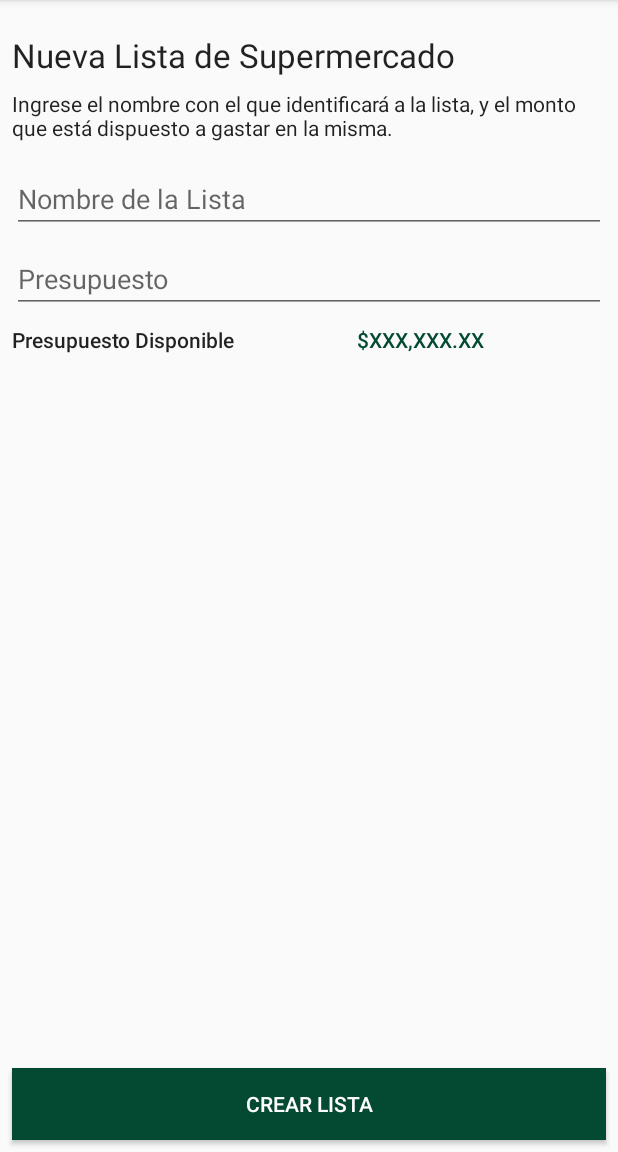
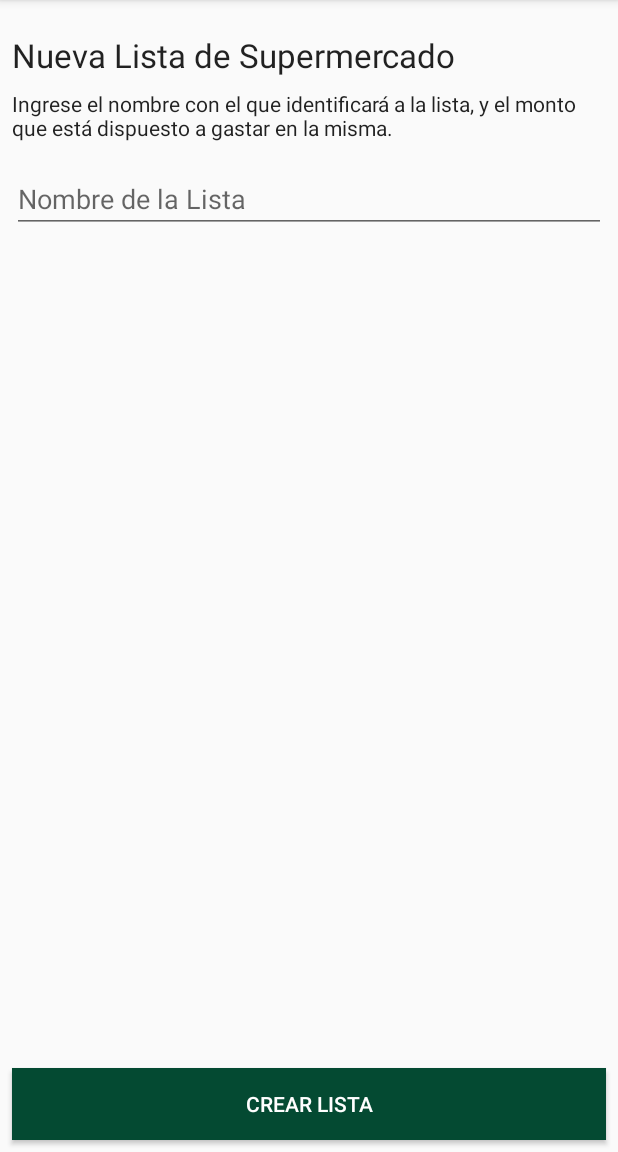
Before and after one commit to Marcelo1706/MyBudget, an Android app: the fragment Super2Fragment placed in its activity, on a phone screen of 412 x 824 dp, the part 84-1236 px from its top. Run offline under Robolectric (Android 15) with nearby library versions, the phone set to English and light mode, and no system bars.

Commit message:
- Variables de sesion para id_pago, id_gasto y id_lista - Agregar y consultar listas de super

```diff
--- a/app/src/main/java/com/comfycraft/mybudget/fragments/Super2Fragment.java
+++ b/app/src/main/java/com/comfycraft/mybudget/fragments/Super2Fragment.java
@@ -8,8 +8,11 @@ import android.view.LayoutInflater;
 import android.view.View;
 import android.view.ViewGroup;
 import android.widget.Button;
+import android.widget.EditText;
+import android.widget.Toast;
 
 import com.comfycraft.mybudget.R;
+import com.comfycraft.mybudget.utilidades.Crud;
 import com.comfycraft.mybudget.utilidades.Sesiones;
 
 public class Super2Fragment extends Fragment {
@@ -22,6 +25,11 @@ public class Super2Fragment extends Fragment {
     private String password;
     private String id_periodo;
 
+    public View view;
+    //Controles
+    Button agregarLista;
+    EditText nombreLista;
+
     @Nullable
     @Override
     public View onCreateView(LayoutInflater inflater, @Nullable ViewGroup container, @Nullable Bundle savedInstanceState) {
@@ -32,6 +40,42 @@ public class Super2Fragment extends Fragment {
         password = session.getPassword();
         id_periodo = session.getIdPeriodo();
 
-        return inflater.inflate(R.layout.fragment_supermercado_2, container, false);
+        view = inflater.inflate(R.layout.fragment_supermercado_2, container, false);
+
+        agregarLista = view.findViewById(R.id.nv_lista_super2);
+        agregarLista.setOnClickListener(new View.OnClickListener() {
+            @Override
+            public void onClick(View v) {
+                registrarLista(view);
+            }
+        });
+        return view;
+    }
+
+    public void registrarLista(View view){
+        nombreLista = view.findViewById(R.id.nombre_lista);
+        String nombre = nombreLista.getText().toString();
+
+        //Validacion
+        if(nombre.isEmpty()){
+            Toast.makeText(getContext(),"Escriba un nombre para la lista",Toast.LENGTH_SHORT).show();
+        }else{
+            String[] campos = new String[]{"nombre","id_periodo"};
+            String[] valores = new String[]{nombre,id_periodo};
+            Crud crud = new Crud(getContext());
+            long resultado = crud.Insert("listaSuper",campos,valores);
+            if(resultado > 0){
+                Toast.makeText(getContext(),"Lista creada correctamente",Toast.LENGTH_SHORT).show();
+                Fragment super1 = new Super1Fragment();
+                FragmentTransaction transaction = getFragmentManager().beginTransaction();
+                transaction
+                        .replace(R.id.fragment_container,super1)
+                        .addToBackStack(null)
+                        .setTransition(FragmentTransaction.TRANSIT_FRAGMENT_OPEN)
+                        .commit();
+            }else{
+                Toast.makeText(getContext(),"Ocurrio un error",Toast.LENGTH_SHORT).show();
+            }
+        }
     }
 }
--- a/app/src/main/java/com/comfycraft/mybudget/utilidades/AdminSQLiteOpenHelper.java
+++ b/app/src/main/java/com/comfycraft/mybudget/utilidades/AdminSQLiteOpenHelper.java
@@ -55,7 +55,8 @@ public class AdminSQLiteOpenHelper extends SQLiteOpenHelper {
                 "id_producto integer primary key autoincrement," +
                 "nombre text not null," +
                 "precio_unitario real not null," +
-                "cantidad double not null)");
+                "id_lista integer not null," +
+                "cantidad integer not null)");
 
         //TABLA NOTIFICACIONES
         BaseDeDatos.execSQL("create table notificaciones(" +
@@ -115,7 +116,8 @@ public class AdminSQLiteOpenHelper extends SQLiteOpenHelper {
                 "id_producto integer primary key autoincrement," +
                 "nombre text not null," +
                 "precio_unitario real not null," +
-                "cantidad double not null)");
+                "id_lista integer not null," +
+                "cantidad integer not null)");
 
         //TABLA NOTIFICACIONES
         BaseDeDatos.execSQL("drop table if exists notificaciones");
--- a/app/src/main/res/layout/fragment_supermercado_2.xml
+++ b/app/src/main/res/layout/fragment_supermercado_2.xml
@@ -48,50 +48,6 @@
         app:layout_constraintStart_toStartOf="parent"
         app:layout_constraintTop_toBottomOf="@+id/textView32" />
 
-    <EditText
-        android:id="@+id/editText2"
-        android:layout_width="0dp"
-        android:layout_height="wrap_content"
-        android:layout_marginStart="8dp"
-        android:layout_marginTop="8dp"
-        android:layout_marginEnd="8dp"
-        android:ems="10"
-        android:hint="Presupuesto"
-        android:inputType="numberDecimal"
-        app:layout_constraintEnd_toEndOf="parent"
-        app:layout_constraintStart_toStartOf="parent"
-        app:layout_constraintTop_toBottomOf="@+id/nombre_lista" />
-
-    <LinearLayout
-        android:id="@+id/linearLayout2"
-        android:layout_width="0dp"
-        android:layout_height="wrap_content"
-        android:layout_marginStart="8dp"
-        android:layout_marginTop="8dp"
-        android:layout_marginEnd="8dp"
-        android:orientation="horizontal"
-        app:layout_constraintEnd_toEndOf="parent"
-        app:layout_constraintStart_toStartOf="parent"
-        app:layout_constraintTop_toBottomOf="@+id/editText2">
-
-        <TextView
-            android:id="@+id/textView34"
-            android:layout_width="wrap_content"
-            android:layout_height="wrap_content"
-            android:layout_weight="1"
-            android:text="Presupuesto Disponible"
-            android:textAppearance="@style/TextAppearance.AppCompat.Body2" />
-
-        <TextView
-            android:id="@+id/textView35"
-            android:layout_width="wrap_content"
-            android:layout_height="wrap_content"
-            android:layout_weight="1"
-            android:text="$XXX,XXX.XX"
-            android:textAppearance="@style/TextAppearance.AppCompat.Body2"
-            android:textColor="@color/PM3435" />
-    </LinearLayout>
-
     <Button
         android:id="@+id/nv_lista_super2"
         android:layout_width="0dp"
```
Also changed, not shown: app/src/main/java/com/comfycraft/mybudget/fragments/Super1Fragment.java (+41 -6 lines), app/src/main/java/com/comfycraft/mybudget/utilidades/Sesiones.java (+19 -0 lines), app/src/main/res/layout/fragment_supermercado_1.xml (+0 -16 lines).
